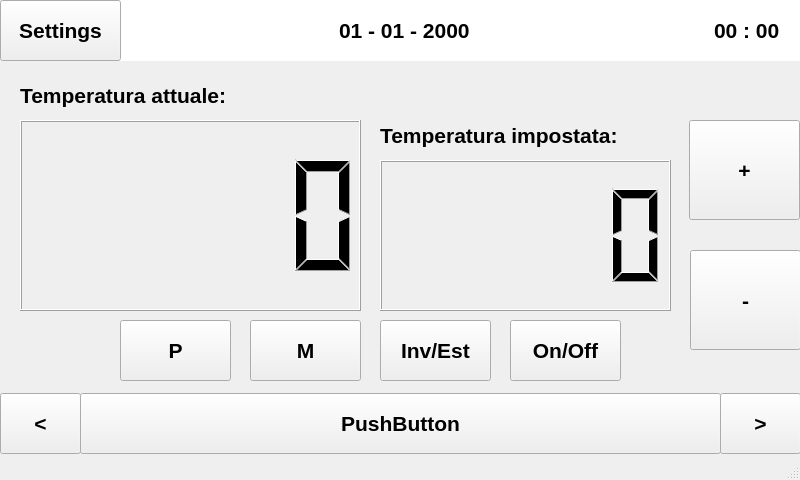
The window that Raspberry/GUI/MainWindow.ui (Mrcuve0/Raspberry-Thermostat) describes before a commit, drawn with Qt 5.
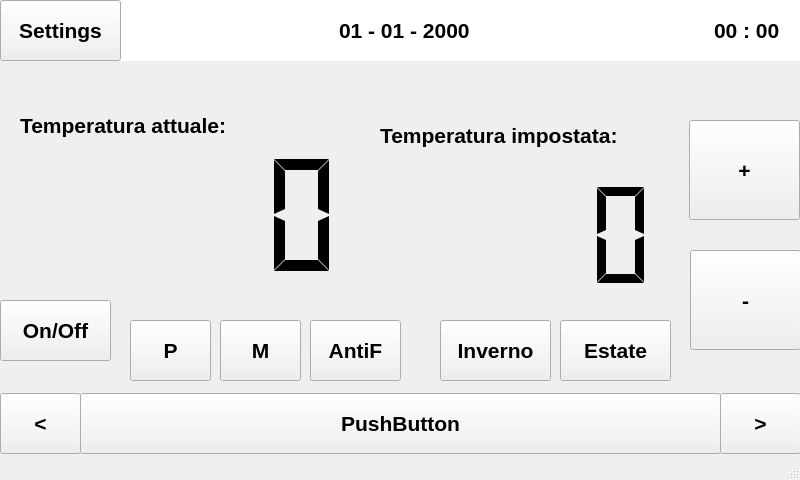
The same window after the commit.

Commit message: New layout, including mode and season buttons, also LCDs

What changed in the file:
```diff
--- a/Raspberry/GUI/MainWindow.ui
+++ b/Raspberry/GUI/MainWindow.ui
@@ -138,6 +138,18 @@
       <height>151</height>
      </rect>
     </property>
+    <property name="frameShape">
+     <enum>QFrame::NoFrame</enum>
+    </property>
+    <property name="smallDecimalPoint">
+     <bool>true</bool>
+    </property>
+    <property name="digitCount">
+     <number>4</number>
+    </property>
+    <property name="segmentStyle">
+     <enum>QLCDNumber::Flat</enum>
+    </property>
    </widget>
    <widget class="QPushButton" name="PB_settings">
     <property name="geometry">
@@ -162,9 +174,9 @@
    <widget class="QPushButton" name="PB_program">
     <property name="geometry">
      <rect>
-      <x>120</x>
+      <x>130</x>
       <y>320</y>
-      <width>111</width>
+      <width>81</width>
       <height>61</height>
      </rect>
     </property>
@@ -178,13 +190,22 @@
     <property name="text">
      <string>P</string>
     </property>
+    <property name="autoDefault">
+     <bool>false</bool>
+    </property>
+    <property name="default">
+     <bool>false</bool>
+    </property>
+    <property name="flat">
+     <bool>false</bool>
+    </property>
    </widget>
    <widget class="QPushButton" name="PB_manual">
     <property name="geometry">
      <rect>
-      <x>250</x>
+      <x>220</x>
       <y>320</y>
-      <width>111</width>
+      <width>81</width>
       <height>61</height>
      </rect>
     </property>
@@ -198,11 +219,14 @@
     <property name="text">
      <string>M</string>
     </property>
+    <property name="flat">
+     <bool>false</bool>
+    </property>
    </widget>
    <widget class="QPushButton" name="PB_winterSummer">
     <property name="geometry">
      <rect>
-      <x>380</x>
+      <x>440</x>
       <y>320</y>
       <width>111</width>
       <height>61</height>
@@ -212,18 +236,25 @@
      <font>
       <pointsize>16</pointsize>
       <weight>75</weight>
+      <italic>false</italic>
       <bold>true</bold>
+      <underline>false</underline>
+      <strikeout>false</strikeout>
+      <kerning>false</kerning>
      </font>
     </property>
     <property name="text">
-     <string>Inv/Est</string>
+     <string>Inverno</string>
+    </property>
+    <property name="flat">
+     <bool>false</bool>
     </property>
    </widget>
    <widget class="QPushButton" name="PB_onOff">
     <property name="geometry">
      <rect>
-      <x>510</x>
-      <y>320</y>
+      <x>0</x>
+      <y>300</y>
       <width>111</width>
       <height>61</height>
      </rect>
@@ -308,12 +339,33 @@
       <height>191</height>
      </rect>
     </property>
+    <property name="frameShape">
+     <enum>QFrame::NoFrame</enum>
+    </property>
+    <property name="frameShadow">
+     <enum>QFrame::Raised</enum>
+    </property>
+    <property name="smallDecimalPoint">
+     <bool>true</bool>
+    </property>
+    <property name="digitCount">
+     <number>4</number>
+    </property>
+    <property name="segmentStyle">
+     <enum>QLCDNumber::Flat</enum>
+    </property>
+    <property name="value" stdset="0">
+     <double>0.000000000000000</double>
+    </property>
+    <property name="intValue" stdset="0">
+     <number>0</number>
+    </property>
    </widget>
    <widget class="QLabel" name="labelTempAct">
     <property name="geometry">
      <rect>
       <x>20</x>
-      <y>70</y>
+      <y>100</y>
       <width>341</width>
       <height>51</height>
      </rect>
@@ -349,6 +401,70 @@
      <string>Temperatura impostata:</string>
     </property>
    </widget>
+   <widget class="QPushButton" name="PB_summer">
+    <property name="geometry">
+     <rect>
+      <x>560</x>
+      <y>320</y>
+      <width>111</width>
+      <height>61</height>
+     </rect>
+    </property>
+    <property name="font">
+     <font>
+      <pointsize>16</pointsize>
+      <weight>75</weight>
+      <bold>true</bold>
+     </font>
+    </property>
+    <property name="text">
+     <string>Estate</string>
+    </property>
+    <property name="flat">
+     <bool>false</bool>
+    </property>
+   </widget>
+   <widget class="QPushButton" name="PB_antiFreeze">
+    <property name="geometry">
+     <rect>
+      <x>310</x>
+      <y>320</y>
+      <width>91</width>
+      <height>61</height>
+     </rect>
+    </property>
+    <property name="font">
+     <font>
+      <pointsize>16</pointsize>
+      <weight>75</weight>
+      <bold>true</bold>
+     </font>
+    </property>
+    <property name="text">
+     <string>AntiF</string>
+    </property>
+    <property name="flat">
+     <bool>false</bool>
+    </property>
+   </widget>
+   <zorder>LCDTempAct</zorder>
+   <zorder>PB_tempIncrease</zorder>
+   <zorder>PB_tempDecrease</zorder>
+   <zorder>dateEdit</zorder>
+   <zorder>timeEdit</zorder>
+   <zorder>LCDTempSet</zorder>
+   <zorder>PB_settings</zorder>
+   <zorder>PB_program</zorder>
+   <zorder>PB_manual</zorder>
+   <zorder>PB_winter</zorder>
+   <zorder>PB_onOff</zorder>
+   <zorder>PB_roomList</zorder>
+   <zorder>PB_prevRoom</zorder>
+   <zorder>PB_nextRoom</zorder>
+   <zorder>labelTempAct</zorder>
+   <zorder>labelTempSet</zorder>
+   <zorder>PB_summer</zorder>
+   <zorder>PB_antiFreeze</zorder>
   </widget>
   <widget class="QStatusBar" name="statusbar"/>
  </widget>
```
Left out of the diff: 7 changed lines with no effect on the pictures.
